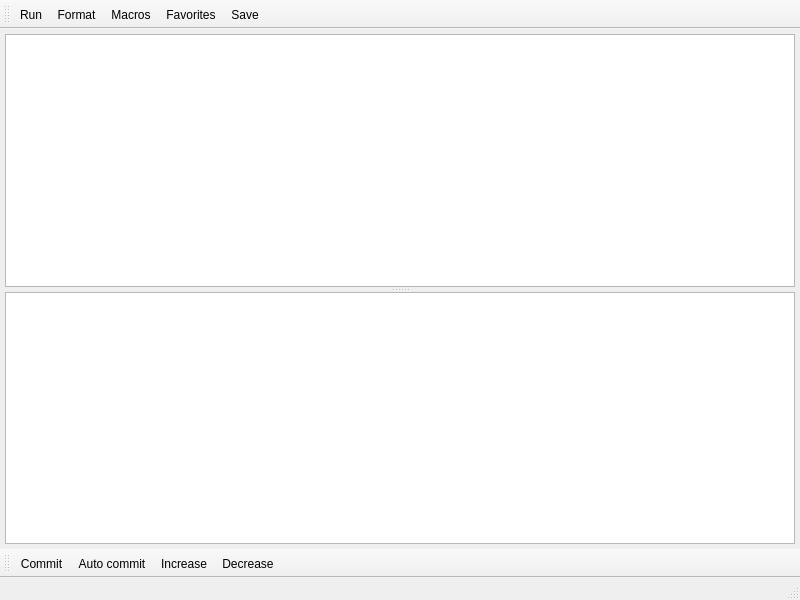
Before: the Qt Designer form src/sql.ui in GS-Giuliano/SequelFast, drawn with Qt 5.
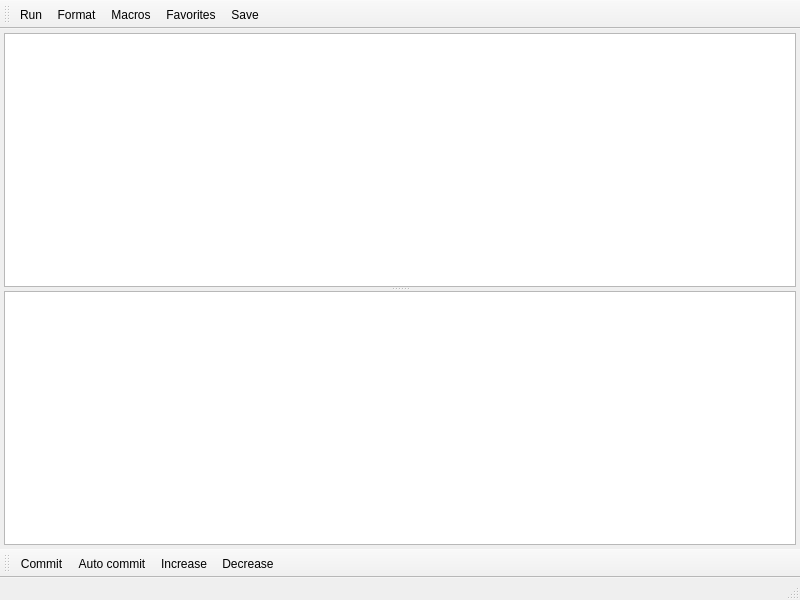
After: the same form once the commit is applied. Icons and pictures are not drawn. Custom widgets are drawn as their Qt base class.

The edit to the form file:
```diff
--- a/src/sql.ui
+++ b/src/sql.ui
@@ -17,21 +17,21 @@
    <property name="styleSheet">
     <string notr="true"/>
    </property>
-   <layout class="QVBoxLayout" name="verticalLayout">
+   <layout class="QHBoxLayout" name="horizontalLayout">
     <property name="spacing">
-     <number>5</number>
+     <number>4</number>
     </property>
     <property name="leftMargin">
-     <number>5</number>
+     <number>4</number>
     </property>
     <property name="topMargin">
-     <number>5</number>
+     <number>4</number>
     </property>
     <property name="rightMargin">
-     <number>5</number>
+     <number>4</number>
     </property>
     <property name="bottomMargin">
-     <number>5</number>
+     <number>4</number>
     </property>
     <item>
      <widget class="QSplitter" name="splitter">
@@ -39,7 +39,7 @@
        <enum>Qt::Orientation::Vertical</enum>
       </property>
       <property name="handleWidth">
-       <number>5</number>
+       <number>4</number>
       </property>
       <widget class="TextEditCompleter" name="textQuery">
        <property name="font">
```
Left out of the diff: 8 changed lines with no effect on the pictures.
